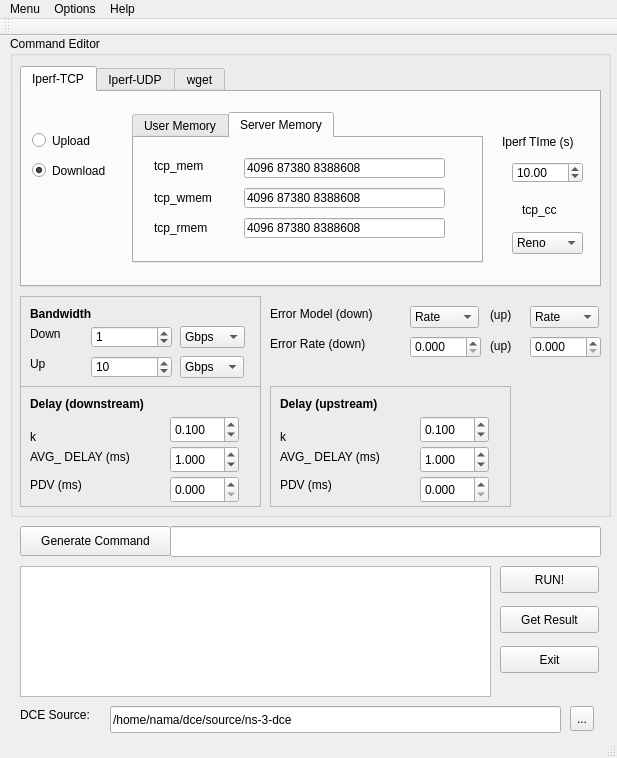
Qt form kupa-gui-2/kupagui.ui (anetaaneta/kupakupa) before a commit.
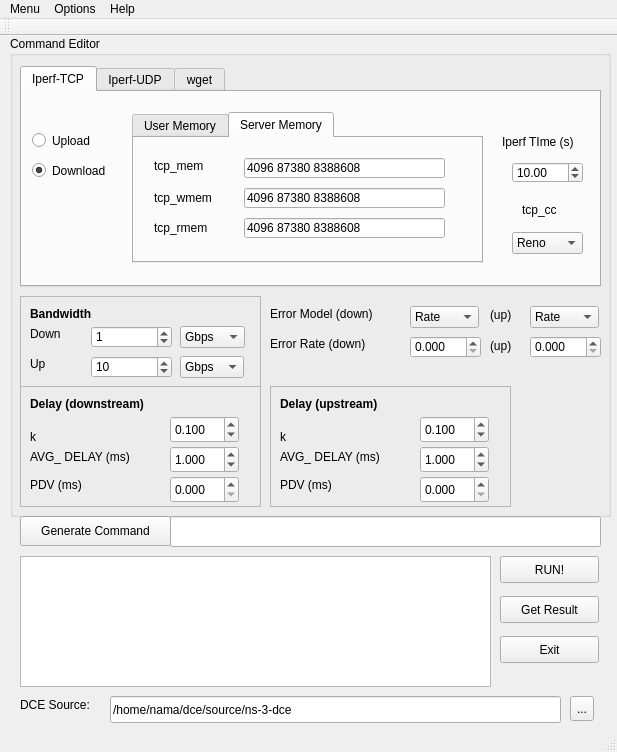
The same form after that commit.

```diff
--- a/kupa-gui-2/kupagui.ui
+++ b/kupa-gui-2/kupagui.ui
@@ -7,7 +7,7 @@
     <x>0</x>
     <y>0</y>
     <width>617</width>
-    <height>758</height>
+    <height>752</height>
    </rect>
   </property>
   <property name="windowTitle">
@@ -1524,7 +1524,7 @@
     <property name="geometry">
      <rect>
       <x>20</x>
-      <y>490</y>
+      <y>480</y>
       <width>151</width>
       <height>30</height>
      </rect>
@@ -1537,7 +1537,7 @@
     <property name="geometry">
      <rect>
       <x>170</x>
-      <y>490</y>
+      <y>480</y>
       <width>431</width>
       <height>31</height>
      </rect>
@@ -1550,7 +1550,7 @@
     <property name="geometry">
      <rect>
       <x>20</x>
-      <y>530</y>
+      <y>520</y>
       <width>471</width>
       <height>131</height>
      </rect>
@@ -1563,7 +1563,7 @@
     <property name="geometry">
      <rect>
       <x>500</x>
-      <y>530</y>
+      <y>520</y>
       <width>99</width>
       <height>27</height>
      </rect>
@@ -1579,7 +1579,7 @@
     <property name="geometry">
      <rect>
       <x>500</x>
-      <y>570</y>
+      <y>560</y>
       <width>99</width>
       <height>27</height>
      </rect>
@@ -1595,7 +1595,7 @@
     <property name="geometry">
      <rect>
       <x>500</x>
-      <y>610</y>
+      <y>600</y>
       <width>99</width>
       <height>27</height>
      </rect>
@@ -1608,7 +1608,7 @@
     <property name="geometry">
      <rect>
       <x>20</x>
-      <y>670</y>
+      <y>660</y>
       <width>81</width>
       <height>17</height>
      </rect>
@@ -1621,7 +1621,7 @@
     <property name="geometry">
      <rect>
       <x>110</x>
-      <y>670</y>
+      <y>660</y>
       <width>451</width>
       <height>27</height>
      </rect>
@@ -1643,7 +1643,7 @@
     <property name="geometry">
      <rect>
       <x>570</x>
-      <y>670</y>
+      <y>660</y>
       <width>24</width>
       <height>25</height>
      </rect>
```
